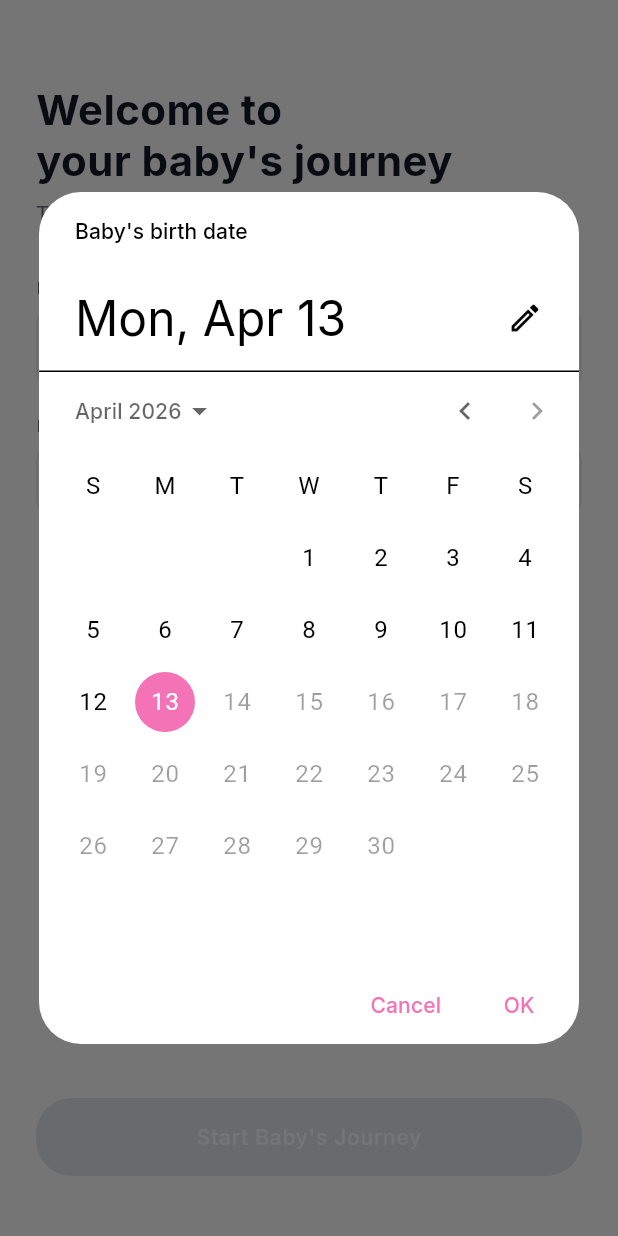
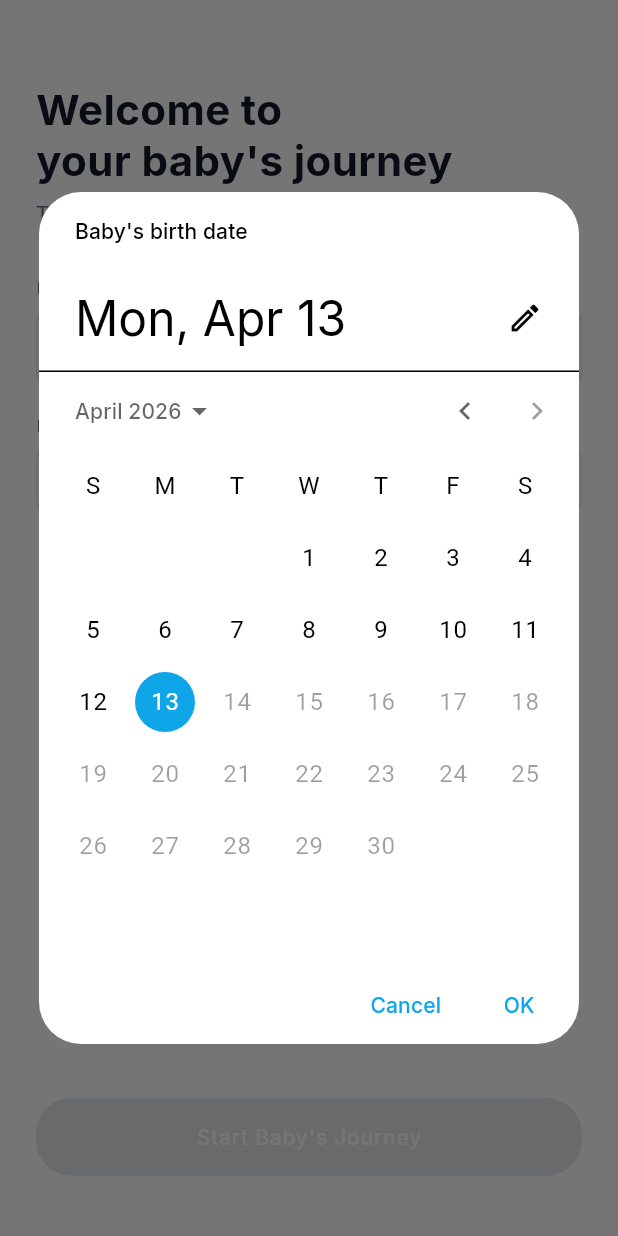
Before and after one commit to elazarweiss/GrowBook, a Flutter app: the screen it shows after launch, after a tap on "Tap to choose", on a phone screen of 412 x 824 dp. Run offline on Flutter 3.47's test engine with Material 3 defaults, Android fonts, the phone set to English and light mode, and no system bars; our stand-ins replace file_picker, go_router, google_fonts, hive, hive_flutter, image_picker; missing offline and left inert: exif; accounts and stored records are empty.

Commit message:
style: blue palette, bigger polaroids, fuller timeline
- Swap pink accent for sky blue (#0EA5E9) — boy-friendly, less gendered
- Newborn phase color changed to vivid sky blue (#38BDF8)
- Polaroids scale with screen height (14% of vh, max 160px wide)
- Slot widths increased: 130/96/112px — more breathing room on large screens
- Wire moved to 56% vertical — maximizes space for hanging polaroids above
- Compact single-line header (name + age inline) to give timeline more height
- Phase label font bumped to 9px bold, positioned higher
- Current-slot ring enlarged to 26px radius

Co-Authored-By: Claude Sonnet 4.6 <noreply@anthropic.com>

```diff
--- a/lib/core/theme/app_colors.dart
+++ b/lib/core/theme/app_colors.dart
@@ -12,13 +12,13 @@ abstract final class AppColors {
   static const Color warmTaupe = Color(0xFF6B7280); // cool gray (muted text)
 
   // ── Accent ──────────────────────────────────────────────────────────────────
-  static const Color sageGreen  = Color(0xFFF472B6); // modern rose-pink (primary action)
-  static const Color sageMuted  = Color(0xFFFBCFE8); // soft pink tint
+  static const Color sageGreen  = Color(0xFF0EA5E9); // sky blue (primary action)
+  static const Color sageMuted  = Color(0xFFBAE6FD); // soft sky tint
   static const Color softGold   = Color(0xFFFDE68A); // warm amber highlight
-  static const Color accentSoft = Color(0xFFFDF2F8); // pink tint background
+  static const Color accentSoft = Color(0xFFF0F9FF); // sky tint background
 
   // ── Baby timeline phases ─────────────────────────────────────────────────────
-  static const Color babyBlush   = Color(0xFFFB7185); // vivid rose  (newborn)
+  static const Color babyBlush   = Color(0xFF38BDF8); // vivid sky blue (newborn)
   static const Color babyMint    = Color(0xFF34D399); // vivid mint  (infant)
   static const Color babySunrise = Color(0xFFFBBF24); // vivid amber (toddler)
 
--- a/lib/core/utils/baby_timeline_utils.dart
+++ b/lib/core/utils/baby_timeline_utils.dart
@@ -2,9 +2,9 @@ import '../models/baby_slot_model.dart';
 
 abstract final class BabyTimelineUtils {
   // Slot widths in logical pixels
-  static const double weekSlotWidth = 100.0;
-  static const double monthSlotWidth = 72.0;
-  static const double yearSlotWidth = 88.0;
+  static const double weekSlotWidth = 130.0;
+  static const double monthSlotWidth = 96.0;
+  static const double yearSlotWidth = 112.0;
 
   // Lookahead: always show this many slots beyond the current one
   static const int _lookahead = 4;
```
Also changed, not shown: lib/features/baby/baby_overview_screen.dart (+11 -12 lines), lib/features/baby/widgets/baby_clothesline_painter.dart (+8 -8 lines), lib/features/baby/widgets/baby_photo_polaroid.dart (+7 -5 lines).
